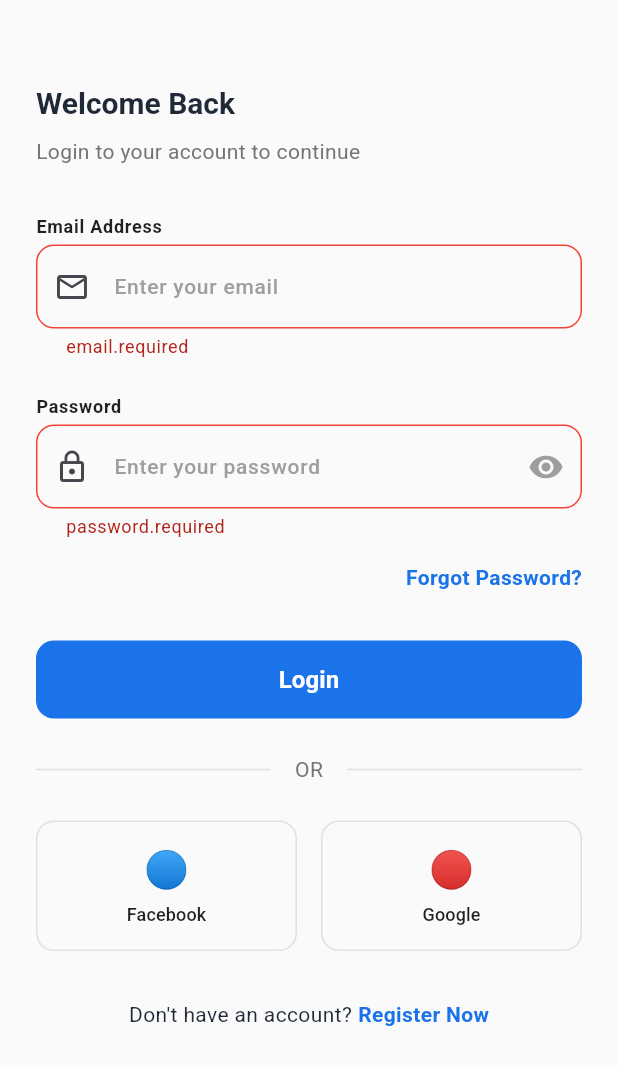
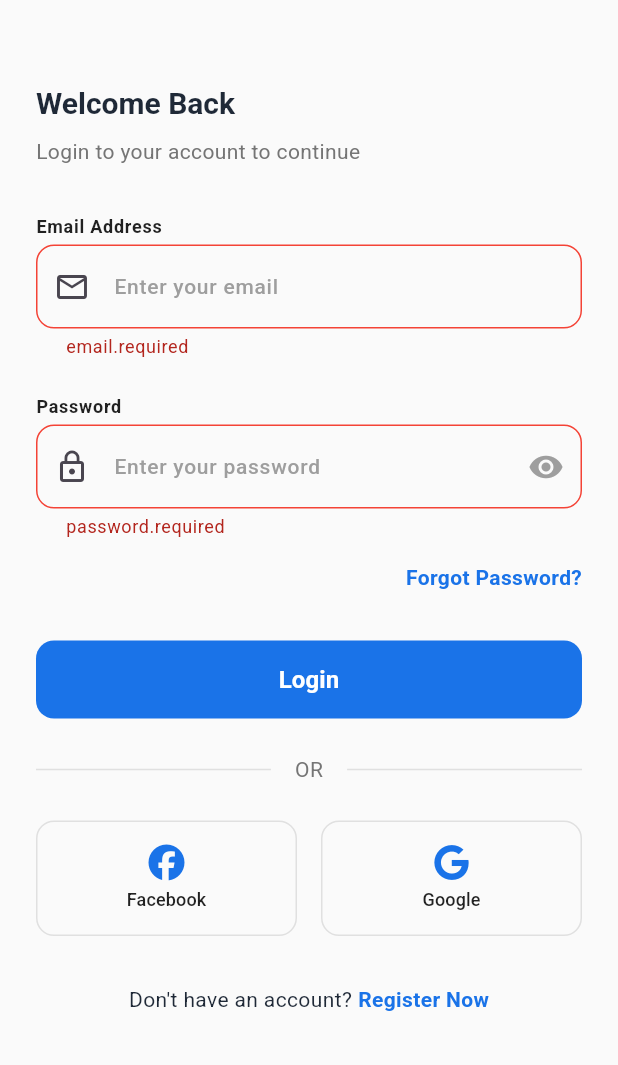
Before and after one commit to eng-abdallahyasser/pharma-connect, a Flutter app: the screen it shows after launch, after a tap on "Login", on a phone screen of 412 x 824 dp. Shown: the top 1065 px of the screen. Run offline on Flutter 3.47's test engine with Material 3 defaults, Android fonts, the phone set to English and light mode, and no system bars; our stand-ins replace cached_network_image, dio, font_awesome_flutter, get, get_storage; accounts and stored records are empty.

```diff
--- a/lib/app/modules/auth/services/auth_service.dart
+++ b/lib/app/modules/auth/services/auth_service.dart
@@ -26,15 +26,27 @@ class AuthService extends GetxService {
     _checkAuthStatus();
   }
 
-  // Check if user is already authenticated
+  // Check if user is already authenticated by retrieving stored token
   Future<void> _checkAuthStatus() async {
     _isLoading.value = true;
     try {
-      // Simulate checking stored user session
-      // In real app, you would check shared preferences or secure storage
-      await Future.delayed(const Duration(milliseconds: 500));
+      final storageService = Get.find<StorageService>();
+      final token = storageService.getToken();
+      final user = storageService.getUser();
+
+      if (token != null && user != null) {
+        // User has a stored token and user data, restore the session
+        _currentUser.value = user;
+        _isAuthenticated.value = true;
+        log('User session restored from storage');
+      } else {
+        // No stored session found
+        _isAuthenticated.value = false;
+        log('No stored user session found');
+      }
     } catch (e) {
       log('Error checking auth status: $e');
+      _isAuthenticated.value = false;
     } finally {
       _isLoading.value = false;
     }
@@ -61,12 +73,6 @@ class AuthService extends GetxService {
       log('Login Request: ${loginRequest.toJson()}');
       final response = await _authRepository.login(loginRequest);
 
-      // Store token if provided
-      if (response.accessToken != null) {
-        await Get.find<StorageService>().init();
-        await Get.find<StorageService>().saveToken(response.accessToken!);
-      }
-
       // Create user model from response
       final user = UserModel(
         id: response.user.id,
@@ -77,6 +83,13 @@ class AuthService extends GetxService {
         createdAt: response.user.metadata?.createdAt ?? DateTime.now(),
         isEmailVerified: response.user.emailVerified,
       );
+
+      // Store token and user data if provided
+      if (response.accessToken != null) {
+        final storageService = Get.find<StorageService>();
+        await storageService.saveToken(response.accessToken!);
+        await storageService.saveUser(user);
+      }
 
       _currentUser.value = user;
       _isAuthenticated.value = true;
@@ -96,11 +109,6 @@ class AuthService extends GetxService {
     try {
       final response = await _authRepository.loginWithOtp(otpLoginRequest);
 
-      // Store token if provided
-      if (response.accessToken != null) {
-        await Get.find<StorageService>().saveToken(response.accessToken!);
-      }
-
       // Create user model from response
       final user = UserModel(
         id: response.user.id,
@@ -111,6 +119,13 @@ class AuthService extends GetxService {
         createdAt: response.user.metadata?.createdAt ?? DateTime.now(),
         isEmailVerified: response.user.emailVerified,
       );
+
+      // Store token and user data if provided
+      if (response.accessToken != null) {
+        final storageService = Get.find<StorageService>();
+        await storageService.saveToken(response.accessToken!);
+        await storageService.saveUser(user);
+      }
 
       _currentUser.value = user;
       _isAuthenticated.value = true;
@@ -131,11 +146,6 @@ class AuthService extends GetxService {
       final response = await _authRepository.signup(signupRequest);
       log('Signup Response: ${response.toJson()}');
 
-      // Store token if provided
-      if (response.accessToken != null) {
-        await Get.find<StorageService>().saveToken(response.accessToken!);
-      }
-
       // Create user model from response
       final user = UserModel(
         id: response.user.id,
@@ -146,6 +156,13 @@ class AuthService extends GetxService {
         createdAt: response.user.metadata?.createdAt ?? DateTime.now(),
         isEmailVerified: response.user.emailVerified,
       );
+
+      // Store token and user data if provided
+      if (response.accessToken != null) {
+        final storageService = Get.find<StorageService>();
+        await storageService.saveToken(response.accessToken!);
+        await storageService.saveUser(user);
+      }
 
       _currentUser.value = user;
       _isAuthenticated.value = true;
@@ -188,10 +205,12 @@ class AuthService extends GetxService {
         "countryCode": countryCode ?? "eg",
       };
 
-      await _authRepository.signup(SignupRequest.fromJson(body));
+      final response = await _authRepository.signup(
+        SignupRequest.fromJson(body),
+      );
 
       final user = UserModel(
-        id: '${DateTime.now().millisecondsSinceEpoch}',
+        id: response.user.id,
         email: email,
         firstName: firstName,
         lastName: lastName,
@@ -200,11 +219,15 @@ class AuthService extends GetxService {
         isEmailVerified: false,
       );
 
+      // Store token and user data if provided
+      if (response.accessToken != null) {
+        final storageService = Get.find<StorageService>();
+        await storageService.saveToken(response.accessToken!);
+        await storageService.saveUser(user);
+      }
+
       _currentUser.value = user;
       _isAuthenticated.value = true;
-
-      // Store user session (in real app)
-      // await _storeUserSession(user);
 
       return true;
     } catch (e) {
@@ -219,14 +242,15 @@ class AuthService extends GetxService {
   Future<void> logout() async {
     _isLoading.value = true;
     try {
-      // Simulate API call
-      await Future.delayed(const Duration(milliseconds: 500));
+      // Clear stored token and user data
+      final storageService = Get.find<StorageService>();
+      await storageService.removeToken();
+      await storageService.removeUser();
 
       _currentUser.value = null;
       _isAuthenticated.value = false;
 
-      // Clear stored session (in real app)
-      // await _clearUserSession();
+      log('User logged out and session cleared');
     } catch (e) {
       log('Logout error: $e');
     } finally {
--- a/lib/app/modules/auth/views/login_view.dart
+++ b/lib/app/modules/auth/views/login_view.dart
@@ -1,4 +1,5 @@
 import 'package:flutter/material.dart';
+import 'package:font_awesome_flutter/font_awesome_flutter.dart';
 import 'package:get/get.dart';
 import 'package:pharma_connect/app/locales/translations.dart';
 import 'package:pharma_connect/app/modules/auth/controllers/auth_controller.dart';
@@ -155,13 +156,13 @@ class _LoginViewState extends State<LoginView> {
               Row(
                 children: [
                   SocialLoginButton(
-                    icon: '🔵',
+                    icon: FontAwesomeIcons.facebook, // Facebook Icon
                     label: 'Facebook',
                     onPressed: () {},
                   ),
                   const SizedBox(width: AppSpacing.md),
                   SocialLoginButton(
-                    icon: '🔴',
+                    icon: FontAwesomeIcons.google, // Google Icon
                     label: 'Google',
                     onPressed: () {},
                   ),
--- a/lib/app/modules/auth/widgets/social_login_button.dart
+++ b/lib/app/modules/auth/widgets/social_login_button.dart
@@ -2,16 +2,16 @@ import 'package:flutter/material.dart';
 import 'package:pharma_connect/app/theme/app_spacing.dart';
 
 class SocialLoginButton extends StatelessWidget {
-  final String icon;
+  final IconData icon;
   final String label;
   final VoidCallback onPressed;
 
   const SocialLoginButton({
-    Key? key,
+    super.key,
     required this.icon,
     required this.label,
     required this.onPressed,
-  }) : super(key: key);
+  });
 
   @override
   Widget build(BuildContext context) {
@@ -27,7 +27,7 @@ class SocialLoginButton extends StatelessWidget {
         ),
         child: Column(
           children: [
-            Text(icon, style: const TextStyle(fontSize: 24)),
+            Icon(icon, size: 24),
             const SizedBox(height: 4),
             Text(
               label,
--- a/lib/app/modules/consultations/widgets/consultation_tabs.dart
+++ b/lib/app/modules/consultations/widgets/consultation_tabs.dart
@@ -19,8 +19,8 @@ class ConsultationTabs extends StatelessWidget {
     return Container(
       // White background with shadow
       decoration: BoxDecoration(
-
-        borderRadius: BorderRadius.circular(24),
+        color: Colors.white,
+        borderRadius: BorderRadius.circular(50),
         boxShadow: [
           BoxShadow(
             color: Colors.black.withAlpha(26),
@@ -104,7 +104,7 @@ class ConsultationTabs extends StatelessWidget {
         padding: const EdgeInsets.symmetric(horizontal: 12, vertical: 12),
         decoration: BoxDecoration(
           color: isActive ? const Color(0xFF1A73E8) : Colors.transparent,
-          borderRadius: BorderRadius.circular(16),
+          borderRadius: BorderRadius.circular(50),
         ),
         child: Center(
           child: Text(
--- a/lib/app/modules/consultations/widgets/doctor_card.dart
+++ b/lib/app/modules/consultations/widgets/doctor_card.dart
@@ -49,6 +49,7 @@ class DoctorCard extends StatelessWidget {
     return Container(
       // White card with rounded corners and shadow
       decoration: BoxDecoration(
+        color: Colors.white,
         borderRadius: BorderRadius.circular(24),
         boxShadow: [
           BoxShadow(
--- a/lib/app/modules/navigation/bindings/navigation_binding.dart
+++ b/lib/app/modules/navigation/bindings/navigation_binding.dart
@@ -1,4 +1,5 @@
 import 'package:get/get.dart';
+import 'package:pharma_connect/app/modules/auth/services/auth_service.dart';
 import '../controllers/navigation_controller.dart';
 
 class NavigationBinding extends Bindings {
@@ -10,5 +11,7 @@ class NavigationBinding extends Bindings {
       NavigationController(),
       permanent: true, // Keep in memory even when not in use
     );
+        Get.put<AuthService>(AuthService());
+
   }
 }
--- a/lib/app/modules/profile/controllers/profile_controller.dart
+++ b/lib/app/modules/profile/controllers/profile_controller.dart
@@ -4,6 +4,7 @@ import 'package:pharma_connect/app/locales/translations.dart';
 import 'package:pharma_connect/app/core/services/localization_service.dart';
 import 'package:pharma_connect/app/core/services/theme_service.dart';
 import 'package:pharma_connect/app/core/services/settings_service.dart';
+import 'package:pharma_connect/app/modules/auth/services/auth_service.dart';
 import '../models/user_model.dart';
 import '../models/prescription_model.dart';
 import '../models/family_member_model.dart';
@@ -334,10 +335,7 @@ class ProfileController extends GetxController {
 
   // Handle logout action
   void logout() {
-    // TODO: Implement actual logout logic
-    // - Clear user data
-    // - Clear authentication tokens
-    // - Navigate to login screen
+    Get.find<AuthService>().logout();
     Get.offNamed('/login');
   }
 
--- a/lib/main.dart
+++ b/lib/main.dart
@@ -4,10 +4,12 @@ import 'package:flutter/material.dart';
 import 'package:flutter_localizations/flutter_localizations.dart';
 import 'package:get/get.dart';
 import 'package:get_storage/get_storage.dart';
+import 'package:pharma_connect/app/modules/auth/services/auth_service.dart';
 import 'package:pharma_connect/app/modules/navigation/bindings/navigation_binding.dart';
 import 'package:pharma_connect/app/modules/navigation/services/navigation_service.dart';
 import 'package:pharma_connect/app/core/services/localization_service.dart';
 import 'package:pharma_connect/app/core/services/settings_service.dart';
+import 'package:pharma_connect/app/core/services/storage_service.dart';
 import 'package:pharma_connect/app/core/services/theme_service.dart';
 import 'package:pharma_connect/app/locales/translations.dart';
 import 'app/routes/app_routes.dart';
@@ -18,6 +20,13 @@ void main() async {
   // Initialize GetStorage first - required before using GetStorage anywhere
   await GetStorage.init();
   log('GetStorage initialized');
+
+  // Initialize storage service first (before AuthService)
+  await Get.putAsync<StorageService>(() async {
+    final service = await StorageService().init();
+    log('StorageService initialized');
+    return service;
+  });
 
   // Initialize settings service first (before LocalizationService and ThemeService)
   await Get.putAsync<SettingsService>(() async {
@@ -63,6 +72,7 @@ class MyApp extends StatelessWidget {
   Widget build(BuildContext context) {
     final settingsService = Get.find<SettingsService>();
     final themeService = Get.find<ThemeService>();
+    final authService = Get.find<AuthService>();
 
     return Obx(
       () => GetMaterialApp(
@@ -80,7 +90,10 @@ class MyApp extends StatelessWidget {
         themeMode: themeService.isDarkModeRx.value
             ? ThemeMode.dark
             : ThemeMode.light,
-        initialRoute: AppRoutes.login,
+        // Set initial route based on authentication status
+        initialRoute: authService.isAuthenticated
+            ? AppRoutes.home
+            : AppRoutes.login,
         getPages: AppPages.pages,
         defaultTransition: Transition.cupertino,
 
--- a/pubspec.yaml
+++ b/pubspec.yaml
@@ -49,7 +49,7 @@ dependencies:
   # Localization
   intl: ^0.20.2
 
-  font_awesome_flutter: ^10.6.0
+  font_awesome_flutter: ^10.12.0
   cached_network_image: ^3.3.1
 
 dev_dependencies:
```
